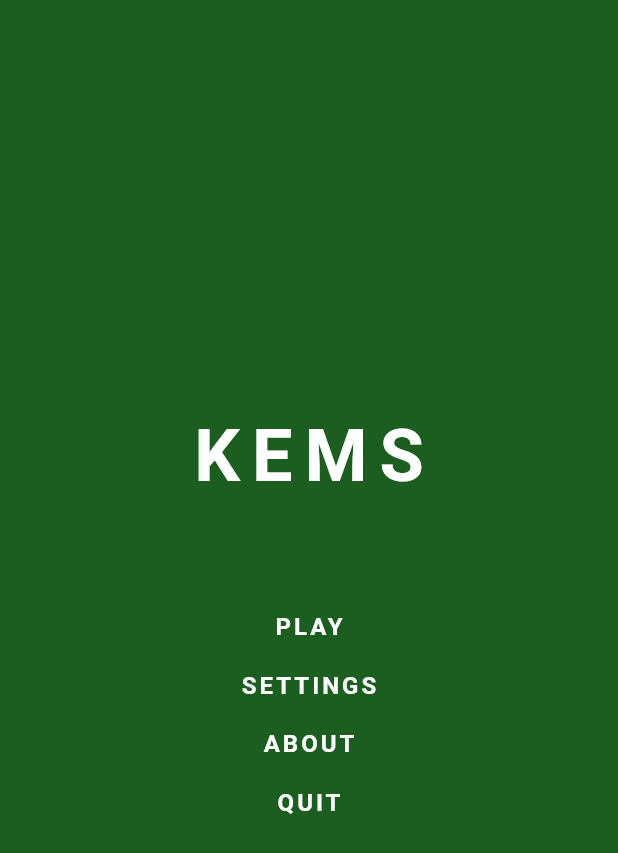
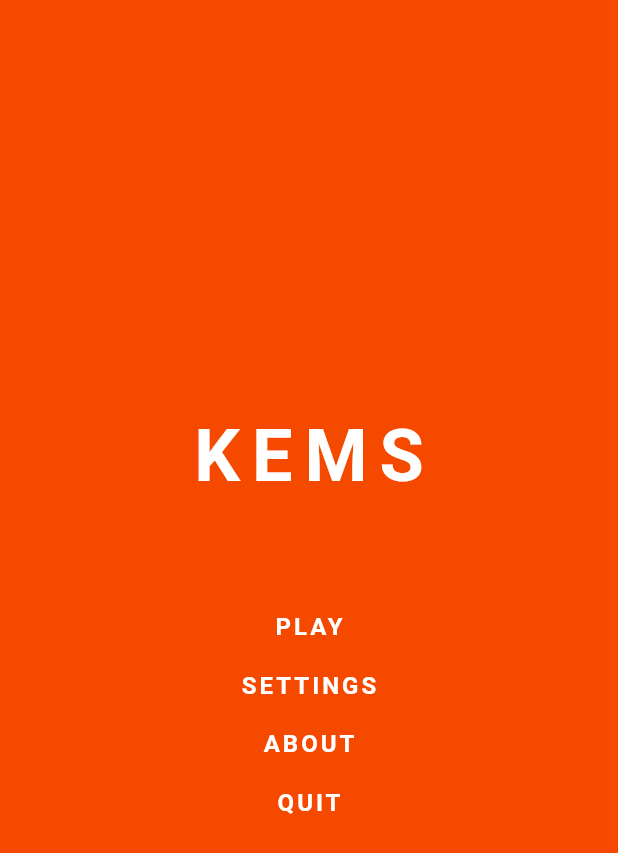
Before and after one commit to AtlaseraLtd/kems, a Flutter app: the screen it shows after launch, on a phone screen of 412 x 824 dp. Shown: the top 853 px of the screen. Run offline on Flutter 3.47's test engine with Material 3 defaults, Android fonts, the light colour scheme and no system bars; our stand-ins replace audioplayers, shared_preferences; missing offline and left inert: animated_button.

```diff
--- a/lib/screens/menu_screen.dart
+++ b/lib/screens/menu_screen.dart
@@ -11,7 +11,7 @@ class MenuScreen extends StatelessWidget {
   @override
   Widget build(BuildContext context) {
     return Scaffold(
-      backgroundColor: Colors.green.shade900,
+      backgroundColor: const Color(0xFFf64900),
       body: Center(
         child: Column(
           mainAxisAlignment: MainAxisAlignment.center,
```
Also changed, not shown: 2 other files.
